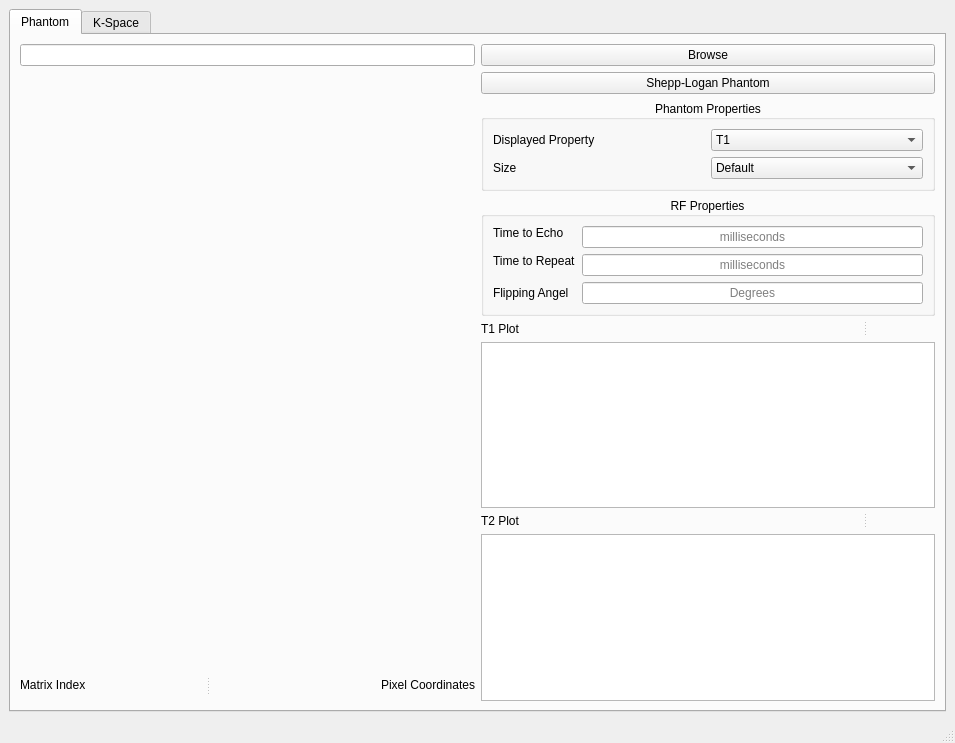
Old version of the form Main_GUI.ui in the repository sbme-tutorials/task2-team-2.
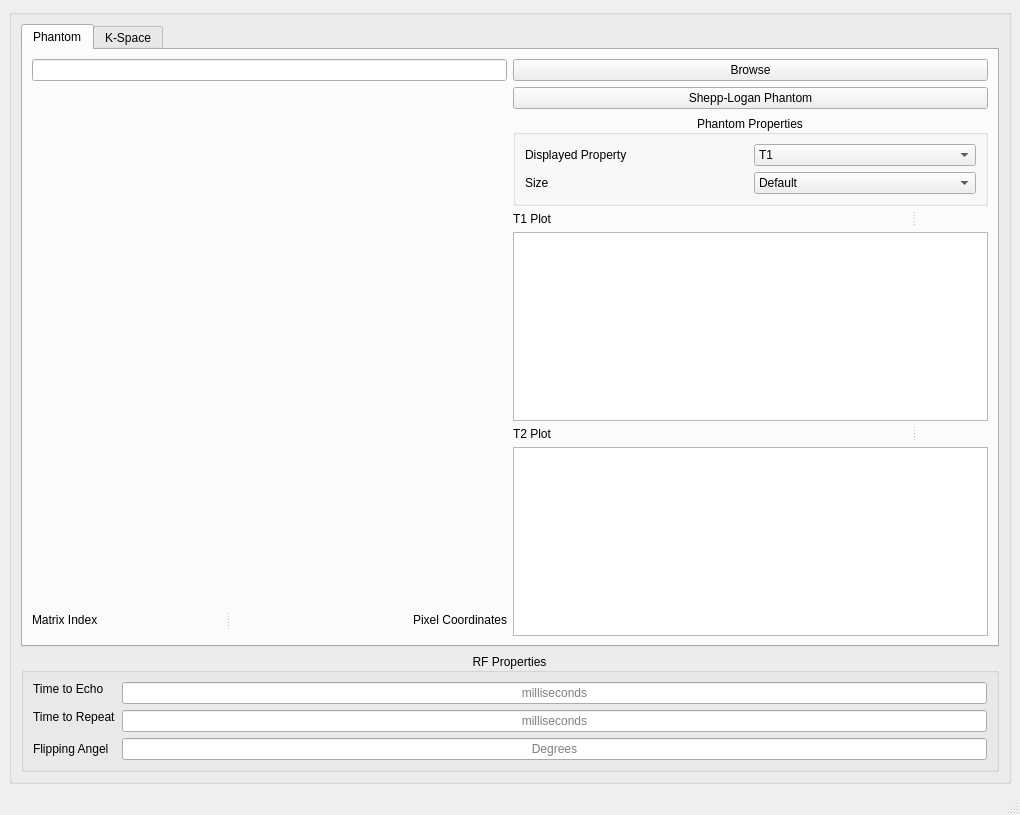
New version of the form.

Patch:
```diff
--- a/Main_GUI.ui
+++ b/Main_GUI.ui
@@ -6,8 +6,8 @@
    <rect>
     <x>0</x>
     <y>0</y>
-    <width>955</width>
-    <height>743</height>
+    <width>1020</width>
+    <height>815</height>
    </rect>
   </property>
   <property name="sizePolicy">
@@ -26,8 +26,16 @@
    <string>MainWindow</string>
   </property>
   <widget class="QWidget" name="centralwidget">
+   <layout class="QGridLayout" name="gridLayout_6">
+    <item row="0" column="0">
+     <widget class="QGroupBox" name="groupBox_3">
+      <property name="title">
+       <string/>
+      </property>
    <layout class="QGridLayout" name="gridLayout">
     <item row="0" column="0">
+        <layout class="QVBoxLayout" name="verticalLayout">
+         <item>
      <widget class="QTabWidget" name="tabWidget">
       <property name="currentIndex">
        <number>0</number>
@@ -56,8 +64,6 @@
          </layout>
         </item>
         <item row="1" column="1">
-         <layout class="QVBoxLayout" name="verticalLayout">
-          <item>
            <widget class="QGroupBox" name="groupBox">
             <property name="title">
              <string>Phantom Properties</string>
@@ -131,74 +137,6 @@
             </layout>
            </widget>
           </item>
-          <item>
-           <widget class="QGroupBox" name="groupBox_2">
-            <property name="title">
-             <string>RF Properties</string>
-            </property>
-            <property name="alignment">
-             <set>Qt::AlignCenter</set>
-            </property>
-            <layout class="QGridLayout" name="gridLayout_2">
-             <item row="0" column="0">
-              <widget class="QLabel" name="label_4">
-               <property name="text">
-                <string>Time to Echo</string>
-               </property>
-              </widget>
-             </item>
-             <item row="0" column="1" rowspan="2">
-              <widget class="QLineEdit" name="lineEdit_2">
-               <property name="text">
-                <string/>
-               </property>
-               <property name="alignment">
-                <set>Qt::AlignCenter</set>
-               </property>
-               <property name="placeholderText">
-                <string>milliseconds</string>
-               </property>
-              </widget>
-             </item>
-             <item row="1" column="0" rowspan="2">
-              <widget class="QLabel" name="label_5">
-               <property name="text">
-                <string>Time to Repeat</string>
-               </property>
-              </widget>
-             </item>
-             <item row="2" column="1">
-              <widget class="QLineEdit" name="lineEdit_3">
-               <property name="alignment">
-                <set>Qt::AlignCenter</set>
-               </property>
-               <property name="placeholderText">
-                <string>milliseconds</string>
-               </property>
-              </widget>
-             </item>
-             <item row="3" column="0">
-              <widget class="QLabel" name="label_6">
-               <property name="text">
-                <string>Flipping Angel</string>
-               </property>
-              </widget>
-             </item>
-             <item row="3" column="1">
-              <widget class="QLineEdit" name="lineEdit_4">
-               <property name="alignment">
-                <set>Qt::AlignCenter</set>
-               </property>
-               <property name="placeholderText">
-                <string>Degrees</string>
-               </property>
-              </widget>
-             </item>
-            </layout>
-           </widget>
-          </item>
-         </layout>
-        </item>
         <item row="2" column="1">
          <layout class="QVBoxLayout" name="verticalLayout_2">
           <item>
@@ -384,6 +322,77 @@
       </widget>
      </widget>
     </item>
+         <item>
+          <widget class="QGroupBox" name="groupBox_2">
+           <property name="title">
+            <string>RF Properties</string>
+           </property>
+           <property name="alignment">
+            <set>Qt::AlignCenter</set>
+           </property>
+           <layout class="QGridLayout" name="gridLayout_2">
+            <item row="0" column="0">
+             <widget class="QLabel" name="label_4">
+              <property name="text">
+               <string>Time to Echo</string>
+              </property>
+             </widget>
+            </item>
+            <item row="0" column="1" rowspan="2">
+             <widget class="QLineEdit" name="lineEdit_2">
+              <property name="text">
+               <string/>
+              </property>
+              <property name="alignment">
+               <set>Qt::AlignCenter</set>
+              </property>
+              <property name="placeholderText">
+               <string>milliseconds</string>
+              </property>
+             </widget>
+            </item>
+            <item row="1" column="0" rowspan="2">
+             <widget class="QLabel" name="label_5">
+              <property name="text">
+               <string>Time to Repeat</string>
+              </property>
+             </widget>
+            </item>
+            <item row="2" column="1">
+             <widget class="QLineEdit" name="lineEdit_3">
+              <property name="alignment">
+               <set>Qt::AlignCenter</set>
+              </property>
+              <property name="placeholderText">
+               <string>milliseconds</string>
+              </property>
+             </widget>
+            </item>
+            <item row="3" column="0">
+             <widget class="QLabel" name="label_6">
+              <property name="text">
+               <string>Flipping Angel</string>
+              </property>
+             </widget>
+            </item>
+            <item row="3" column="1">
+             <widget class="QLineEdit" name="lineEdit_4">
+              <property name="alignment">
+               <set>Qt::AlignCenter</set>
+              </property>
+              <property name="placeholderText">
+               <string>Degrees</string>
+              </property>
+             </widget>
+            </item>
+           </layout>
+          </widget>
+         </item>
+        </layout>
+       </item>
+      </layout>
+     </widget>
+    </item>
    </layout>
   </widget>
   <widget class="QMenuBar" name="menubar">
```
Left out of the diff: 2 changed lines with no effect on the pictures. Lines whose indentation alone changed are shown as unchanged.
